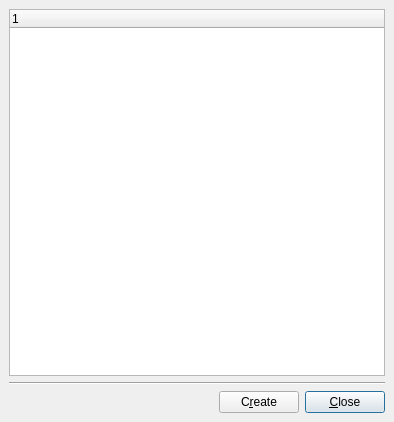
Before: the Qt Designer form tools/designer/src/designer/newform.ui in arnt/qt-history2, drawn with Qt 5.
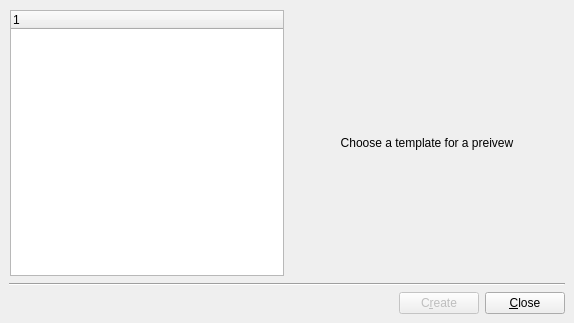
After: the same form once the commit is applied.

Commit message:
p4i integration Integrate 170189 from 4.0 to main: Fixes:    Sluggish new form dialog Task:     none RevBy:    Roberto AutoTest: none Details: The "New Form" dialog previewed all the templates on startup, this was much too slow, so we take a delayed apporach. It also makes it a bit easier to use if you have a lot of templates. As a side effect, we also get a larger preview.
[git-p4: depot-paths = "//depot/qt/main/": change = 170833]

```diff
--- a/tools/designer/src/designer/newform.ui
+++ b/tools/designer/src/designer/newform.ui
@@ -11,8 +11,8 @@
    <rect>
     <x>0</x>
     <y>0</y>
-    <width>394</width>
-    <height>422</height>
+    <width>574</width>
+    <height>323</height>
    </rect>
   </property>
   <property name="windowTitle" >
@@ -36,9 +36,9 @@
      <property name="geometry" >
       <rect>
        <x>9</x>
-       <y>387</y>
-       <width>210</width>
-       <height>26</height>
+       <y>282</y>
+       <width>338</width>
+       <height>32</height>
       </rect>
      </property>
      <property name="orientation" >
@@ -57,17 +57,26 @@
      <property name="objectName" >
       <string notr="true" >createButton</string>
      </property>
+     <property name="enabled" >
+      <bool>false</bool>
+     </property>
      <property name="geometry" >
       <rect>
-       <x>225</x>
-       <y>387</y>
-       <width>77</width>
-       <height>26</height>
+       <x>353</x>
+       <y>282</y>
+       <width>103</width>
+       <height>32</height>
       </rect>
      </property>
      <property name="text" >
       <string>C&amp;reate</string>
      </property>
+     <property name="autoDefault" >
+      <bool>false</bool>
+     </property>
+     <property name="default" >
+      <bool>true</bool>
+     </property>
     </widget>
    </item>
    <item row="2" column="2" >
@@ -77,17 +86,20 @@
      </property>
      <property name="geometry" >
       <rect>
-       <x>308</x>
-       <y>387</y>
-       <width>77</width>
-       <height>26</height>
+       <x>462</x>
+       <y>282</y>
+       <width>103</width>
+       <height>32</height>
       </rect>
      </property>
      <property name="text" >
       <string>&amp;Close</string>
      </property>
+     <property name="autoDefault" >
+      <bool>false</bool>
+     </property>
      <property name="default" >
-      <bool>true</bool>
+      <bool>false</bool>
      </property>
     </widget>
    </item>
@@ -99,8 +111,8 @@
      <property name="geometry" >
       <rect>
        <x>9</x>
-       <y>378</y>
-       <width>376</width>
+       <y>273</y>
+       <width>556</width>
        <height>3</height>
       </rect>
      </property>
@@ -113,18 +125,37 @@
     </widget>
    </item>
    <item row="0" column="0" colspan="3" >
+    <layout class="QHBoxLayout" >
+     <property name="objectName" >
+      <string notr="true" />
+     </property>
+     <property name="margin" >
+      <number>1</number>
+     </property>
+     <property name="spacing" >
+      <number>6</number>
+     </property>
+     <item>
     <widget class="QTreeWidget" name="treeWidget" >
      <property name="objectName" >
       <string notr="true" >treeWidget</string>
      </property>
      <property name="geometry" >
       <rect>
-       <x>9</x>
-       <y>9</y>
-       <width>376</width>
-       <height>363</height>
-      </rect>
-     </property>
+         <x>1</x>
+         <y>1</y>
+         <width>274</width>
+         <height>256</height>
+        </rect>
+       </property>
+       <property name="sizePolicy" >
+        <sizepolicy>
+         <hsizetype>13</hsizetype>
+         <vsizetype>7</vsizetype>
+         <horstretch>0</horstretch>
+         <verstretch>0</verstretch>
+        </sizepolicy>
+       </property>
      <property name="iconSize" >
       <size>
        <width>128</width>
@@ -139,6 +170,43 @@
      </property>
     </widget>
    </item>
+     <item>
+      <widget class="QLabel" name="lblPreview" >
+       <property name="objectName" >
+        <string notr="true" >lblPreview</string>
+       </property>
+       <property name="geometry" >
+        <rect>
+         <x>281</x>
+         <y>1</y>
+         <width>274</width>
+         <height>256</height>
+        </rect>
+       </property>
+       <property name="alignment" >
+       <set>Qt::AlignCenter</set>
+       </property>
+       <property name="sizePolicy" >
+        <sizepolicy>
+         <hsizetype>13</hsizetype>
+         <vsizetype>5</vsizetype>
+         <horstretch>0</horstretch>
+         <verstretch>0</verstretch>
+        </sizepolicy>
+       </property>
+       <property name="lineWidth" >
+        <number>1</number>
+       </property>
+       <property name="text" >
+        <string>Choose a template for a preivew</string>
+       </property>
+       <property name="margin" >
+        <number>5</number>
+       </property>
+      </widget>
+     </item>
+    </layout>
+   </item>
   </layout>
  </widget>
  <pixmapfunction></pixmapfunction>
```
Left out of the diff: 2 changed lines with no effect on the pictures. Lines whose indentation alone changed are shown as unchanged. The commit also changes 2 other files.
